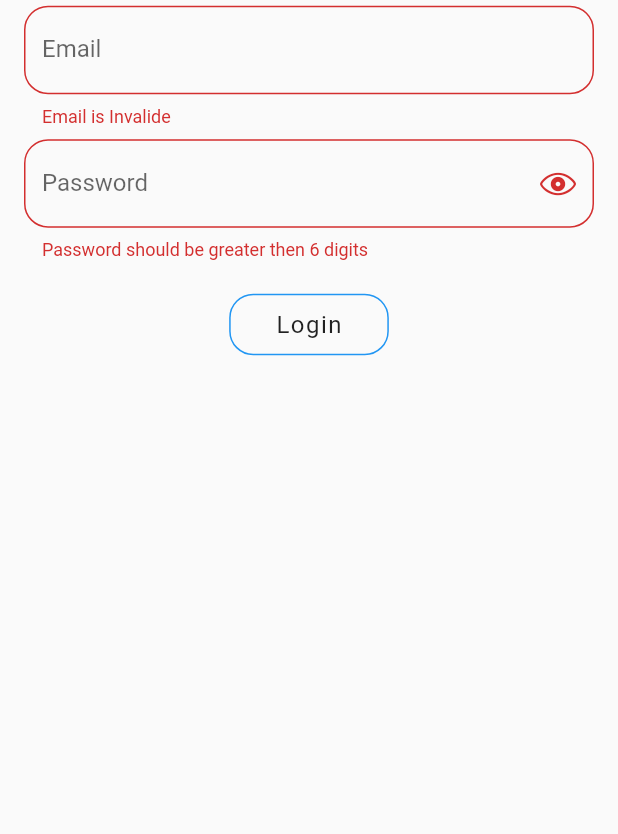
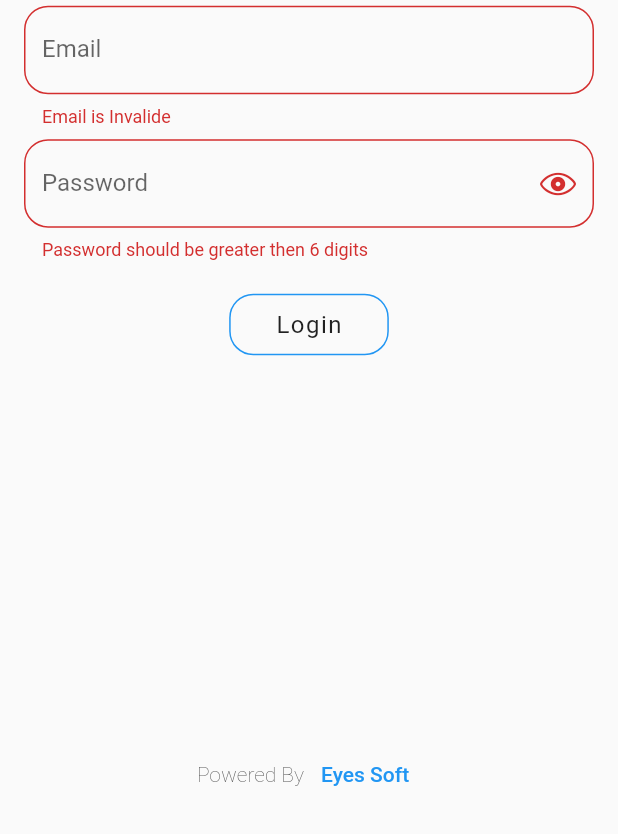
Before and after one commit to askabdulhaseeb/BlueJay-admin, a Flutter app: the screen it shows after launch, after a tap on "Login", on a phone screen of 412 x 824 dp, the part 402-1236 px from its top. Run offline on Flutter 3.47's test engine with Material 2 defaults, Android fonts, the phone set to English and light mode, and no system bars; our stand-ins replace image_picker; missing offline and left inert: barcode_scan2.

Commit message:
add copyrights on login page

```diff
--- a/lib/screens/login_screen/login_screen.dart
+++ b/lib/screens/login_screen/login_screen.dart
@@ -1,5 +1,6 @@
 import 'package:flutter/material.dart';
 import 'package:pantrycheck_admin/screens/home_screen/home_screen.dart';
+import 'package:pantrycheck_admin/screens/widgets/copyrights.dart';
 import 'package:pantrycheck_admin/screens/widgets/custom_inkwell_button.dart';
 import 'package:pantrycheck_admin/screens/widgets/custom_textformfield.dart';
 import 'package:pantrycheck_admin/utilities/custom_validator.dart';
@@ -57,7 +58,10 @@ class _LoginScreenState extends State<LoginScreen> {
                   'Login',
                   style: TextStyle(fontSize: 16, letterSpacing: 1),
                 ),
-              )
+              ),
+              const Spacer(),
+              Copyrights(),
+              // const SizedBox(height: 10),
             ],
           ),
         ),
--- a/lib/screens/widgets/copyrights.dart
+++ b/lib/screens/widgets/copyrights.dart
@@ -18,12 +18,6 @@ class Copyrights extends StatelessWidget {
               mainAxisAlignment: MainAxisAlignment.center,
               children: <Widget>[
                 const Text(
-                  'Point of Sale system. ',
-                  style: TextStyle(
-                    fontWeight: FontWeight.w200,
-                  ),
-                ),
-                const Text(
                   'Powered By ',
                   style: TextStyle(
                     fontWeight: FontWeight.w200,
```
